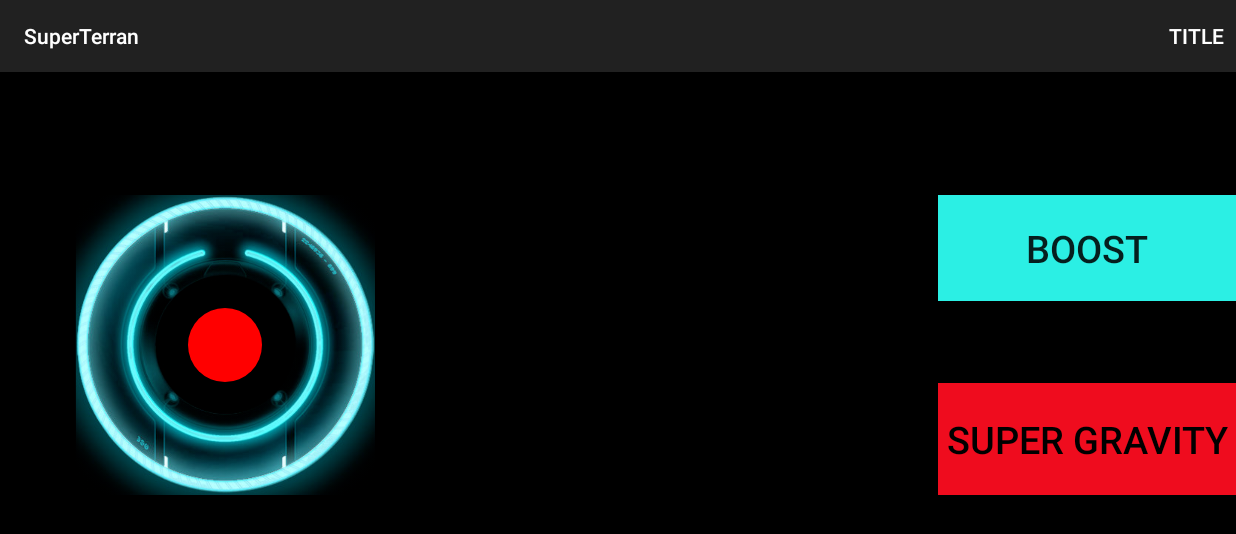
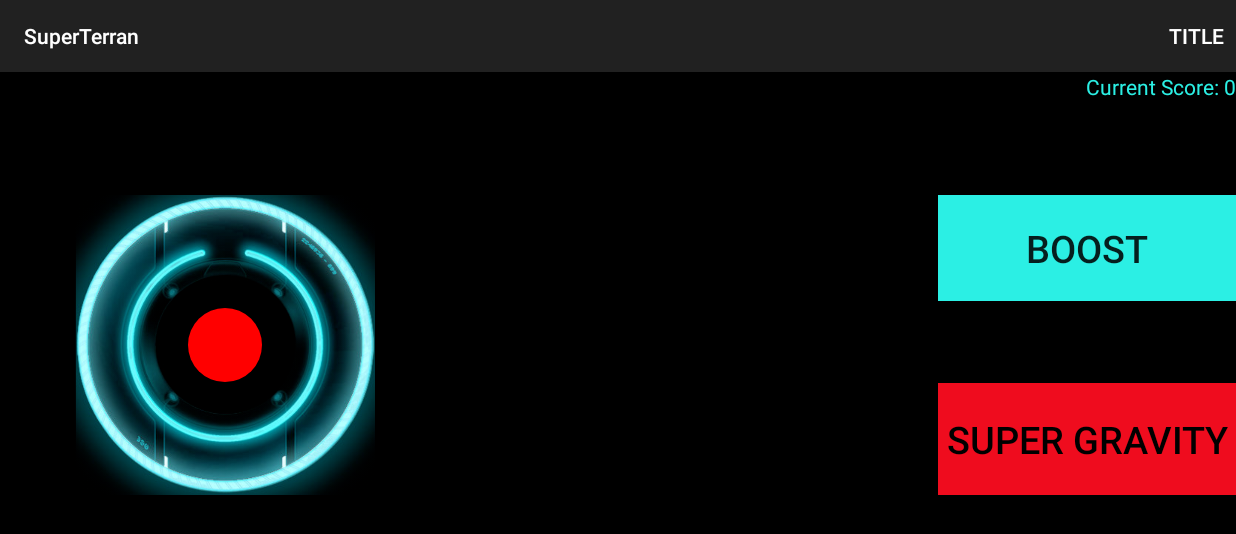
Before and after one commit to DaleKocian/Superterran-Sender, an Android app: the fragment SuperTerranFragment placed in its activity, on a phone screen of 824 x 412 dp (held sideways). Shown: the top 534 px of the screen. Run offline under Robolectric (Android 15) with nearby library versions, the phone set to English and light mode, and no system bars; libraries missing offline, so code that uses them is left out: android.support.v7; 6 statements that could not run were skipped.

Commit message:
Update score on state change

```diff
--- a/SuperTerran/app/src/main/java/io/gamejam/poundcode/superterran/view/MainActivity.java
+++ b/SuperTerran/app/src/main/java/io/gamejam/poundcode/superterran/view/MainActivity.java
@@ -15,8 +15,12 @@ import android.widget.EditText;
 
 import com.google.android.gms.cast.games.GameManagerClient;
 import com.google.android.gms.cast.games.GameManagerState;
+import com.google.android.gms.cast.games.PlayerInfo;
 import com.google.android.gms.common.api.PendingResult;
 import com.google.android.gms.common.api.ResultCallback;
+
+import org.json.JSONException;
+import org.json.JSONObject;
 
 import java.util.Observable;
 import java.util.Observer;
@@ -35,6 +39,7 @@ public class MainActivity extends AppCompatActivity implements Observer {
     private CastConnectionFragment mCastConnectionFragment;
     private SuperTerranFragment mSuperTerranFragment;
     private String userName = "Player";
+
     @Override
     protected void onPause() {
         super.onPause();
@@ -44,6 +49,22 @@ public class MainActivity extends AppCompatActivity implements Observer {
         manager.deleteObserver(this);
         SuperTerranApplication.getInstance().getSendMessageHandler().flushMessages();
         updateFragments();
+        manager.getGameManagerClient().setListener(new GameManagerClient.Listener() {
+            @Override
+            public void onStateChanged(GameManagerState currentState, GameManagerState previousState) {
+                PlayerInfo playerInfo = currentState.getConnectedControllablePlayers().get(0);
+                try {
+                    Integer currentScore = (Integer) playerInfo.getPlayerData().get("mass");
+                    mSuperTerranFragment.updateScore(currentScore);
+                } catch (JSONException e) {
+                    e.printStackTrace();
+                }
+            }
+
+            @Override
+            public void onGameMessageReceived(String s, JSONObject jsonObject) {
+            }
+        });
     }
 
     @Override
@@ -97,7 +118,6 @@ public class MainActivity extends AppCompatActivity implements Observer {
             final GameManagerClient gameManagerClient = manager.getGameManagerClient();
             PendingResult<GameManagerClient.GameManagerResult> result =
                     gameManagerClient.sendPlayerAvailableRequest(null);
-
             result.setResultCallback(new ResultCallback<GameManagerClient.GameManagerResult>() {
                 @Override
                 public void onResult(final GameManagerClient.GameManagerResult gameManagerResult) {
@@ -118,7 +138,6 @@ public class MainActivity extends AppCompatActivity implements Observer {
         if (isChangingConfigurations() || isFinishing() || isDestroyed()) {
             return;
         }
-
         Fragment fragment;
         if (hasPlayerConnected()) {
             SuperTerranApplication.getInstance().getSendMessageHandler().enqueueMessage(
--- a/SuperTerran/app/src/main/java/io/gamejam/poundcode/superterran/view/SuperTerranFragment.java
+++ b/SuperTerran/app/src/main/java/io/gamejam/poundcode/superterran/view/SuperTerranFragment.java
@@ -7,6 +7,7 @@ import android.view.LayoutInflater;
 import android.view.View;
 import android.view.ViewGroup;
 import android.widget.Button;
+import android.widget.TextView;
 
 import com.zerokol.views.JoyStickControllerView;
 
@@ -24,6 +25,7 @@ public class SuperTerranFragment extends Fragment implements JoystickMovedListen
 
     private Button mBOOOOOOOOST;
     private Button mSuperGravity;
+    private TextView tvScore;
     private JoyStickControllerView mController;
 
     @Override
@@ -35,9 +37,14 @@ public class SuperTerranFragment extends Fragment implements JoystickMovedListen
         mController.setOnJoystickMoveListener(this, REPEAT_INTERVAL);
         mBOOOOOOOOST = (Button) view.findViewById(R.id.btnBoost);
         mSuperGravity = (Button) view.findViewById(R.id.btnSuperGravity);
+        tvScore = (TextView) view.findViewById(R.id.tvScore);
         mBOOOOOOOOST.setOnClickListener(getBoostOnClickListener());
         mSuperGravity.setOnClickListener(getSuperGravityOnClickListener());
         return view;
+    }
+
+    public void updateScore(Integer currentScore) {
+        tvScore.setText("Current Score:" + currentScore);
     }
 
     private View.OnClickListener getSuperGravityOnClickListener() {
--- a/SuperTerran/app/src/main/res/layout/fragment_superterran.xml
+++ b/SuperTerran/app/src/main/res/layout/fragment_superterran.xml
@@ -42,4 +42,14 @@
         android:layout_alignBottom="@+id/touch_controller"
         android:layout_alignParentRight="true"/>
 
+    <TextView
+        android:layout_width="wrap_content"
+        android:layout_height="wrap_content"
+        android:textAppearance="?android:attr/textAppearanceSmall"
+        android:text="Current Score: 0"
+        android:textColor="@color/boost"
+        android:id="@+id/tvScore"
+        android:layout_alignParentTop="true"
+        android:layout_alignParentEnd="true"/>
+
 </RelativeLayout>
```
